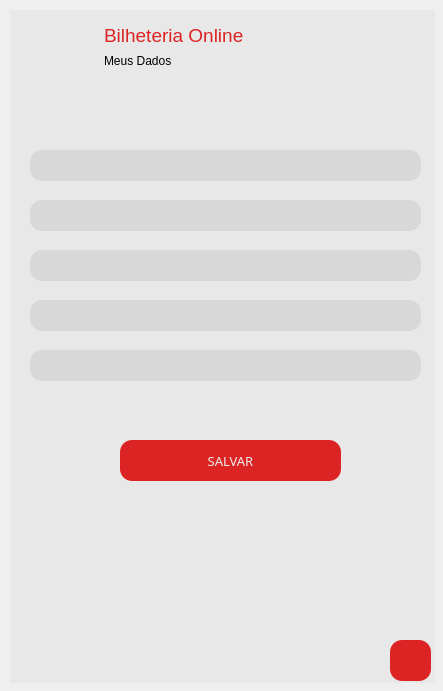
Old version of the form telas/tela_dadosCliente.ui in the repository ClaraFontes/bilheteria-digital.
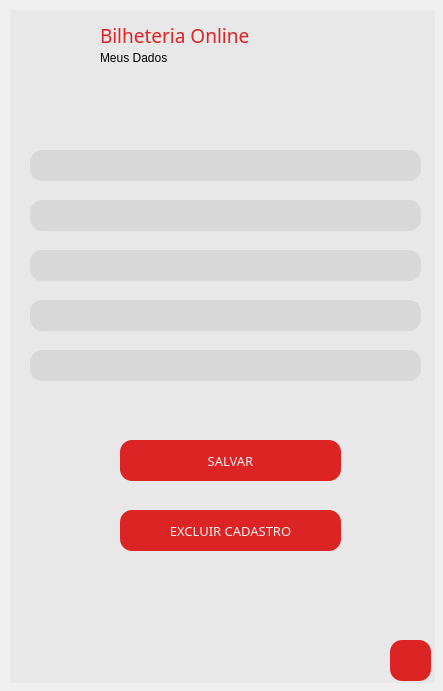
New version of the form. Icons and pictures are not drawn.

Commit message: nova edição nas telas e criação da tela principal.

Diff of the .ui file:
```diff
--- a/telas/tela_dadosCliente.ui
+++ b/telas/tela_dadosCliente.ui
@@ -56,31 +56,7 @@
      <bool>true</bool>
     </property>
    </widget>
-   <widget class="QTextEdit" name="texto_topo">
-    <property name="geometry">
-     <rect>
-      <x>90</x>
-      <y>10</y>
-      <width>151</width>
-      <height>41</height>
-     </rect>
-    </property>
-    <property name="cursor" stdset="0">
-     <cursorShape>IBeamCursor</cursorShape>
-    </property>
-    <property name="styleSheet">
-     <string notr="true">border: none;
-color: rgba(221, 33, 33, 0.99);</string>
-    </property>
-    <property name="html">
-     <string>&lt;!DOCTYPE HTML PUBLIC &quot;-//W3C//DTD HTML 4.0//EN&quot; &quot;http://www.w3.org/TR/REC-html40/strict.dtd&quot;&gt;
-&lt;html&gt;&lt;head&gt;&lt;meta name=&quot;qrichtext&quot; content=&quot;1&quot; /&gt;&lt;style type=&quot;text/css&quot;&gt;
-p, li { white-space: pre-wrap; }
-&lt;/style&gt;&lt;/head&gt;&lt;body style=&quot; font-family:'MS Shell Dlg 2'; font-size:7.8pt; font-weight:400; font-style:normal;&quot;&gt;
-&lt;p style=&quot; margin-top:0px; margin-bottom:0px; margin-left:0px; margin-right:0px; -qt-block-indent:0; text-indent:0px;&quot;&gt;&lt;span style=&quot; font-size:14pt;&quot;&gt;Bilheteria Online&lt;/span&gt;&lt;/p&gt;&lt;/body&gt;&lt;/html&gt;</string>
-    </property>
-   </widget>
-   <widget class="QPushButton" name="bt_voltarperfilCliente">
+   <widget class="QPushButton" name="bt_voltardados">
     <property name="enabled">
      <bool>true</bool>
     </property>
@@ -127,34 +103,6 @@
      </size>
     </property>
    </widget>
-   <widget class="QTextEdit" name="textEdit">
-    <property name="geometry">
-     <rect>
-      <x>90</x>
-      <y>40</y>
-      <width>171</width>
-      <height>31</height>
-     </rect>
-    </property>
-    <property name="font">
-     <font>
-      <family>Arial</family>
-     </font>
-    </property>
-    <property name="styleSheet">
-     <string notr="true">border: none;
-font-family: Arial;
-
-</string>
-    </property>
-    <property name="html">
-     <string>&lt;!DOCTYPE HTML PUBLIC &quot;-//W3C//DTD HTML 4.0//EN&quot; &quot;http://www.w3.org/TR/REC-html40/strict.dtd&quot;&gt;
-&lt;html&gt;&lt;head&gt;&lt;meta name=&quot;qrichtext&quot; content=&quot;1&quot; /&gt;&lt;style type=&quot;text/css&quot;&gt;
-p, li { white-space: pre-wrap; }
-&lt;/style&gt;&lt;/head&gt;&lt;body style=&quot; font-family:'Arial'; font-size:7.8pt; font-weight:400; font-style:normal;&quot;&gt;
-&lt;p style=&quot; margin-top:0px; margin-bottom:0px; margin-left:0px; margin-right:0px; -qt-block-indent:0; text-indent:0px;&quot;&gt;&lt;span style=&quot; font-family:'MS Shell Dlg 2'; font-size:9pt;&quot;&gt;Meus Dados&lt;/span&gt;&lt;/p&gt;&lt;/body&gt;&lt;/html&gt;</string>
-    </property>
-   </widget>
    <widget class="QLineEdit" name="nome">
     <property name="geometry">
      <rect>
@@ -283,6 +231,107 @@
      <string>SALVAR</string>
     </property>
    </widget>
+   <widget class="QPushButton" name="bt_deleteCliente">
+    <property name="enabled">
+     <bool>true</bool>
+    </property>
+    <property name="geometry">
+     <rect>
+      <x>110</x>
+      <y>500</y>
+      <width>221</width>
+      <height>41</height>
+     </rect>
+    </property>
+    <property name="font">
+     <font>
+      <family>Arial Rounded MT Bold</family>
+      <pointsize>10</pointsize>
+      <weight>50</weight>
+      <bold>false</bold>
+     </font>
+    </property>
+    <property name="cursor">
+     <cursorShape>PointingHandCursor</cursorShape>
+    </property>
+    <property name="styleSheet">
+     <string notr="true">QPushButton{
+	background-color: rgba(221, 33, 33, 0.99);
+	border-radius: 12px;
+	color: rgb(238, 238, 238);
+}
+
+QPushButton:hover{
+	background-color: rgb(255, 206, 137);
+	border-radius: 12px;
+	color: rgb(100, 76, 47);
+}
+</string>
+    </property>
+    <property name="text">
+     <string>EXCLUIR CADASTRO</string>
+    </property>
+   </widget>
+   <widget class="QFrame" name="Topo">
+    <property name="geometry">
+     <rect>
+      <x>80</x>
+      <y>0</y>
+      <width>341</width>
+      <height>80</height>
+     </rect>
+    </property>
+    <property name="styleSheet">
+     <string notr="true">border: none;</string>
+    </property>
+    <property name="frameShape">
+     <enum>QFrame::StyledPanel</enum>
+    </property>
+    <property name="frameShadow">
+     <enum>QFrame::Raised</enum>
+    </property>
+    <widget class="QLabel" name="infoText">
+     <property name="geometry">
+      <rect>
+       <x>10</x>
+       <y>40</y>
+       <width>201</width>
+       <height>16</height>
+      </rect>
+     </property>
+     <property name="font">
+      <font>
+       <pointsize>9</pointsize>
+      </font>
+     </property>
+     <property name="text">
+      <string>Meus Dados</string>
+     </property>
+    </widget>
+    <widget class="QLabel" name="bilheteriaText">
+     <property name="geometry">
+      <rect>
+       <x>10</x>
+       <y>10</y>
+       <width>161</width>
+       <height>31</height>
+      </rect>
+     </property>
+     <property name="font">
+      <font>
+       <family>Arial Unicode MS</family>
+       <pointsize>14</pointsize>
+      </font>
+     </property>
+     <property name="styleSheet">
+      <string notr="true">border: none;
+color: rgba(221, 33, 33, 0.99);</string>
+     </property>
+     <property name="text">
+      <string>Bilheteria Online</string>
+     </property>
+    </widget>
+   </widget>
   </widget>
  </widget>
  <resources/>
```
Left out of the diff: 6 changed lines with no effect on the pictures. The commit also changes 10 other files.
